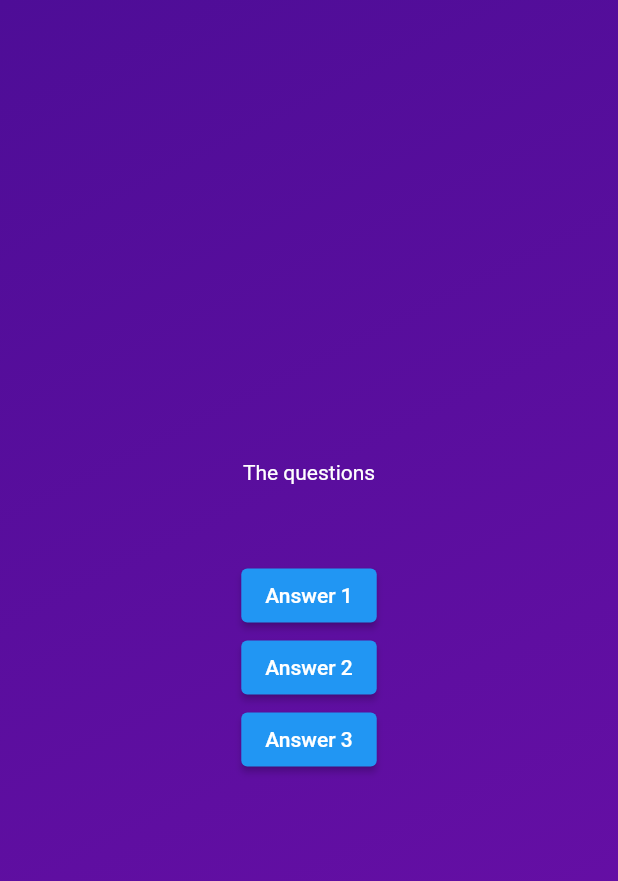
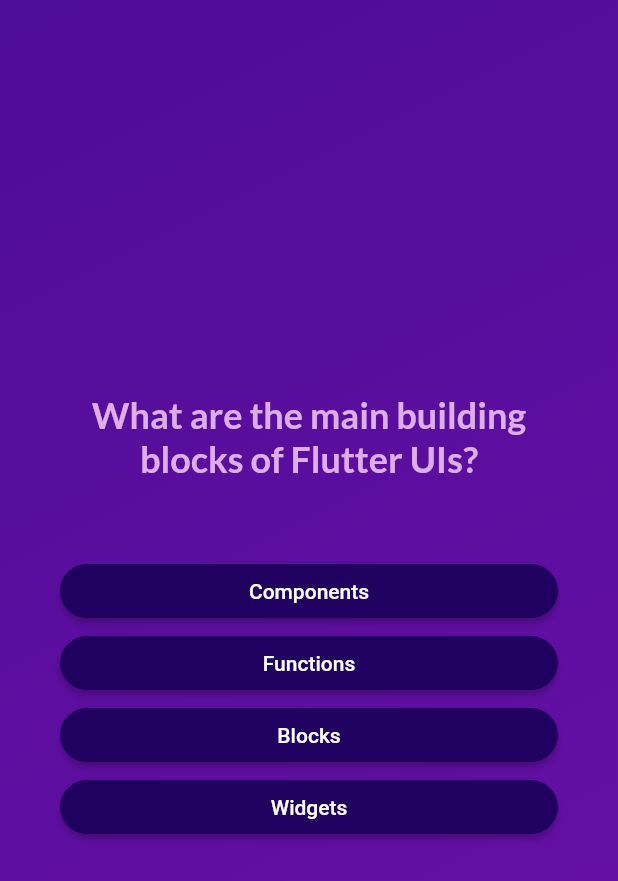
Before and after one commit to baralisachin10/flutter-related-quiz, a Flutter app: the screen it shows after launch, after a tap on "start quiz", on a phone screen of 412 x 824 dp. Shown: the top 881 px of the screen. Run offline on Flutter 3.47's test engine with Material 2 defaults, Android fonts, the phone set to English and light mode, and no system bars; our stand-ins replace google_fonts.

```diff
--- a/lib/answer_button.dart
+++ b/lib/answer_button.dart
@@ -1,7 +1,12 @@
 import 'package:flutter/material.dart';
+// import 'package:google_fonts/google_fonts.dart';
 
 class AnswerButton extends StatelessWidget {
-  const AnswerButton(this.answerText,this.onTap, {super.key});
+  const AnswerButton({
+    super.key,
+    required this.answerText,
+    required this.onTap,
+  });
 
   final String answerText;
   final void Function() onTap;
@@ -10,7 +15,18 @@ class AnswerButton extends StatelessWidget {
   Widget build(BuildContext context) {
     return ElevatedButton(
       onPressed: onTap,
-      child: Text(answerText),
+      style: ElevatedButton.styleFrom(
+        padding: const EdgeInsets.symmetric(vertical: 10, horizontal: 40),
+        backgroundColor: const Color.fromARGB(255, 33, 1, 95),
+        foregroundColor: Colors.white,
+        shape: RoundedRectangleBorder(
+          borderRadius: BorderRadius.circular(40),
+        ),
+      ),
+      child: Text(
+        answerText,
+        textAlign: TextAlign.center,
+      ),
     );
   }
 }
--- a/lib/models/quiz_question.dart
+++ b/lib/models/quiz_question.dart
@@ -2,4 +2,10 @@ class QuizQuestion {
   const QuizQuestion(this.questions, this.answers);
   final String questions;
   final List<String> answers;
+
+  List<String> getShuffledAnswer() {
+    final shuffledAnswer = List.of(answers);
+    shuffledAnswer.shuffle();
+    return shuffledAnswer;
+  }
 }
--- a/lib/questions.dart
+++ b/lib/questions.dart
@@ -1,5 +1,7 @@
 import 'package:flutter/material.dart';
+import 'package:google_fonts/google_fonts.dart';
 import 'package:quiz_app/answer_button.dart';
+import 'package:quiz_app/dummy_data/dummy_data.dart';
 
 class QuestionScreen extends StatefulWidget {
   const QuestionScreen({super.key});
@@ -9,23 +11,48 @@ class QuestionScreen extends StatefulWidget {
 }
 
 class _QuestionScreenState extends State<QuestionScreen> {
+  var currentQuestionIndex = 0;
+
+  void answerQuestion() {
+    setState(() {
+      currentQuestionIndex++;
+    });
+  }
+
   @override
   Widget build(BuildContext context) {
+    final currentQuestion = questions[currentQuestionIndex];
     return Center(
+      child: Container(
+        margin: const EdgeInsets.all(40),
         child: Column(
           mainAxisAlignment: MainAxisAlignment.center,
+          crossAxisAlignment: CrossAxisAlignment.stretch,
           children: [
-          const Text(
-            'The questions',
-            style: TextStyle(color: Colors.white),
+            Text(
+              textAlign: TextAlign.center,
+              currentQuestion.questions,
+              style: GoogleFonts.lato(
+                color: const Color.fromARGB(255, 222, 174, 234),
+                fontSize: 24,
+                fontWeight: FontWeight.bold,
+              ),
             ),
             const SizedBox(
               height: 50,
             ),
-          AnswerButton('Answer 1', () {}),
-          AnswerButton('Answer 2', () {}),
-          AnswerButton('Answer 3', () {}),
+            ...currentQuestion.getShuffledAnswer().map((item) {
+              return AnswerButton(
+                answerText: item,
+                onTap: answerQuestion,
+              );
+            }),
+            // AnswerButton(currentQuestion.answers[0], () {}),
+            // AnswerButton(currentQuestion.answers[1], () {}),
+            // AnswerButton(currentQuestion.answers[2], () {}),
+            // AnswerButton(currentQuestion.answers[3], () {}),
           ],
+        ),
       ),
     );
   }
--- a/lib/start_screen.dart
+++ b/lib/start_screen.dart
@@ -1,4 +1,5 @@
 import 'package:flutter/material.dart';
+import 'package:google_fonts/google_fonts.dart';
 
 class StartScreen extends StatelessWidget {
   const StartScreen(this.startQuiz, {super.key});
@@ -19,9 +20,9 @@ class StartScreen extends StatelessWidget {
           const SizedBox(
             height: 80,
           ),
-          const Text(
+          Text(
             'Learn Flutter fun way!',
-            style: TextStyle(
+            style: GoogleFonts.lato(
               color: Colors.white,
               fontSize: 24,
             ),
--- a/pubspec.yaml
+++ b/pubspec.yaml
@@ -35,6 +35,7 @@ dependencies:
   # The following adds the Cupertino Icons font to your application.
   # Use with the CupertinoIcons class for iOS style icons.
   cupertino_icons: ^1.0.2
+  google_fonts: ^5.0.0
 
 dev_dependencies:
   flutter_test:
```
Also changed, not shown: pubspec.lock, 1 other file. Lines whose indentation alone changed are shown as unchanged.
